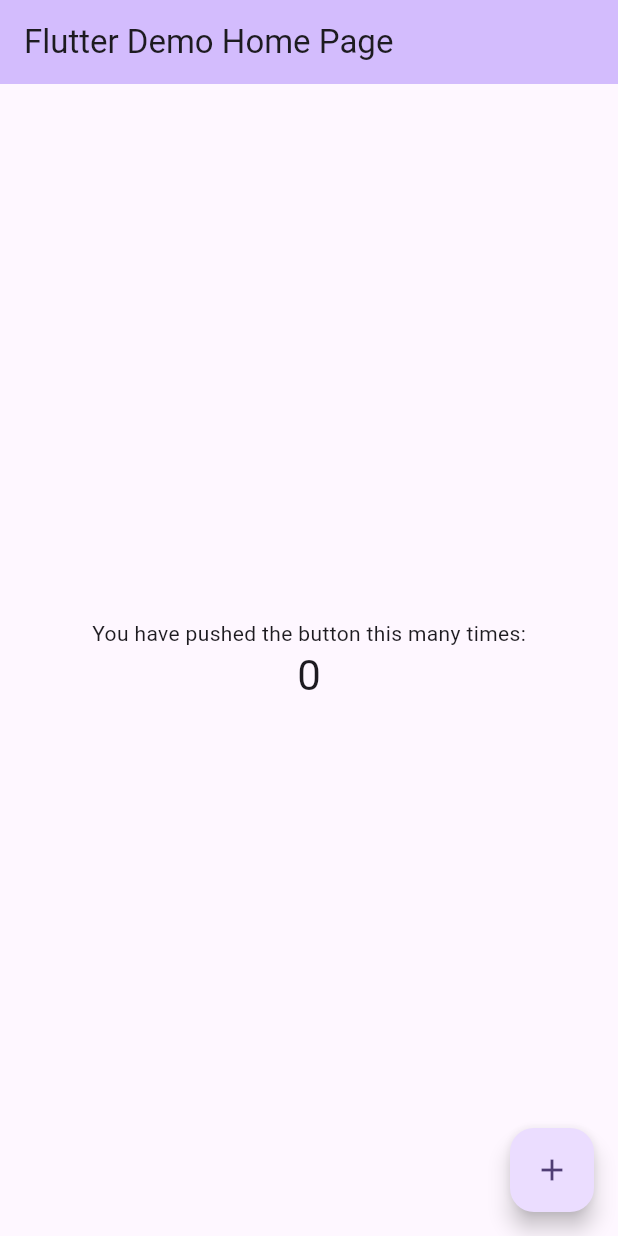
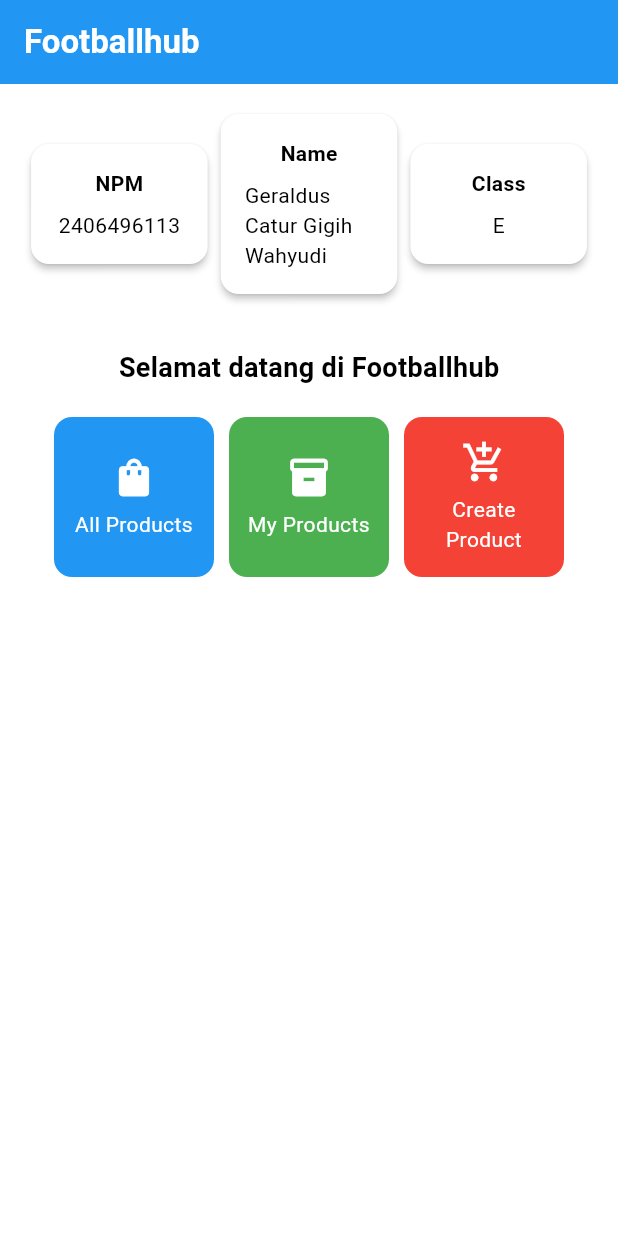
Before and after one commit to GeraldusGigih/football-shop-mobile, a Flutter app: the screen it shows after launch, on a phone screen of 412 x 824 dp. Run offline on Flutter 3.47's test engine with Material 3 defaults, Android fonts, the phone set to English and light mode, and no system bars.

Commit message:
Tugas 7 COmpleted

```diff
--- a/lib/main.dart
+++ b/lib/main.dart
@@ -1,4 +1,5 @@
 import 'package:flutter/material.dart';
+import 'package:football_shop/menu.dart';
 
 void main() {
   runApp(const MyApp());
@@ -28,95 +29,10 @@ class MyApp extends StatelessWidget {
         //
         // This works for code too, not just values: Most code changes can be
         // tested with just a hot reload.
-        colorScheme: ColorScheme.fromSeed(seedColor: Colors.deepPurple),
+        colorScheme: ColorScheme.fromSwatch(primarySwatch: Colors.blue)
+            .copyWith(secondary: Colors.blueAccent[400]),
       ),
-      home: const MyHomePage(title: 'Flutter Demo Home Page'),
+      home: MyHomePage(),
     );
   }
 }
-
-class MyHomePage extends StatefulWidget {
-  const MyHomePage({super.key, required this.title});
-
-  // This widget is the home page of your application. It is stateful, meaning
-  // that it has a State object (defined below) that contains fields that affect
-  // how it looks.
-
-  // This class is the configuration for the state. It holds the values (in this
-  // case the title) provided by the parent (in this case the App widget) and
-  // used by the build method of the State. Fields in a Widget subclass are
-  // always marked "final".
-
-  final String title;
-
-  @override
-  State<MyHomePage> createState() => _MyHomePageState();
-}
-
-class _MyHomePageState extends State<MyHomePage> {
-  int _counter = 0;
-
-  void _incrementCounter() {
-    setState(() {
-      // This call to setState tells the Flutter framework that something has
-      // changed in this State, which causes it to rerun the build method below
-      // so that the display can reflect the updated values. If we changed
-      // _counter without calling setState(), then the build method would not be
-      // called again, and so nothing would appear to happen.
-      _counter++;
-    });
-  }
-
-  @override
-  Widget build(BuildContext context) {
-    // This method is rerun every time setState is called, for instance as done
-    // by the _incrementCounter method above.
-    //
-    // The Flutter framework has been optimized to make rerunning build methods
-    // fast, so that you can just rebuild anything that needs updating rather
-    // than having to individually change instances of widgets.
-    return Scaffold(
-      appBar: AppBar(
-        // TRY THIS: Try changing the color here to a specific color (to
-        // Colors.amber, perhaps?) and trigger a hot reload to see the AppBar
-        // change color while the other colors stay the same.
-        backgroundColor: Theme.of(context).colorScheme.inversePrimary,
-        // Here we take the value from the MyHomePage object that was created by
-        // the App.build method, and use it to set our appbar title.
-        title: Text(widget.title),
-      ),
-      body: Center(
-        // Center is a layout widget. It takes a single child and positions it
-        // in the middle of the parent.
-        child: Column(
-          // Column is also a layout widget. It takes a list of children and
-          // arranges them vertically. By default, it sizes itself to fit its
-          // children horizontally, and tries to be as tall as its parent.
-          //
-          // Column has various properties to control how it sizes itself and
-          // how it positions its children. Here we use mainAxisAlignment to
-          // center the children vertically; the main axis here is the vertical
-          // axis because Columns are vertical (the cross axis would be
-          // horizontal).
-          //
-          // TRY THIS: Invoke "debug painting" (choose the "Toggle Debug Paint"
-          // action in the IDE, or press "p" in the console), to see the
-          // wireframe for each widget.
-          mainAxisAlignment: MainAxisAlignment.center,
-          children: <Widget>[
-            const Text('You have pushed the button this many times:'),
-            Text(
-              '$_counter',
-              style: Theme.of(context).textTheme.headlineMedium,
-            ),
-          ],
-        ),
-      ),
-      floatingActionButton: FloatingActionButton(
-        onPressed: _incrementCounter,
-        tooltip: 'Increment',
-        child: const Icon(Icons.add),
-      ), // This trailing comma makes auto-formatting nicer for build methods.
-    );
-  }
-}
--- /dev/null
+++ b/lib/menu.dart
@@ -0,0 +1,192 @@
+import 'package:flutter/material.dart';
+
+class MyHomePage extends StatelessWidget {
+  MyHomePage({super.key});
+
+  final String nama = "Geraldus Catur Gigih Wahyudi"; //nama
+  final String npm = "2406496113"; //npm
+  final String kelas = "E"; //kelas
+
+  final List<ItemHomepage> items = [
+    ItemHomepage("All Products", Icons.shopping_bag, Colors.blue),
+    ItemHomepage("My Products", Icons.inventory, Colors.green),
+    ItemHomepage("Create Product", Icons.add_shopping_cart, Colors.red),
+  ];
+
+  @override
+  Widget build(BuildContext context) {
+    // Scaffold menyediakan struktur dasar halaman dengan AppBar dan body.
+    return Scaffold(
+      // AppBar adalah bagian atas halaman yang menampilkan judul.
+      appBar: AppBar(
+        // Judul aplikasi "Footballhub" dengan teks putih dan tebal.
+        title: const Text(
+          'Footballhub',
+          style: TextStyle(
+            color: Colors.white,
+            fontWeight: FontWeight.bold,
+          ),
+        ),
+        // Warna latar belakang AppBar diambil dari skema warna tema aplikasi.
+        backgroundColor: Theme
+            .of(context)
+            .colorScheme
+            .primary,
+      ),
+      // Body halaman dengan padding di sekelilingnya.
+      body: Padding(
+        padding: const EdgeInsets.all(16.0),
+        // Menyusun widget secara vertikal dalam sebuah kolom.
+        child: Column(
+          crossAxisAlignment: CrossAxisAlignment.center,
+          children: [
+            // Row untuk menampilkan 3 InfoCard secara horizontal.
+            Row(
+              mainAxisAlignment: MainAxisAlignment.spaceEvenly,
+              children: [
+                InfoCard(title: 'NPM', content: npm),
+                InfoCard(title: 'Name', content: nama),
+                InfoCard(title: 'Class', content: kelas),
+              ],
+            ),
+
+            // Memberikan jarak vertikal 16 unit.
+            const SizedBox(height: 16.0),
+
+            // Menempatkan widget berikutnya di tengah halaman.
+            Center(
+              child: Column(
+                // Menyusun teks dan grid item secara vertikal.
+
+                children: [
+                  // Menampilkan teks sambutan dengan gaya tebal dan ukuran 18.
+                  const Padding(
+                    padding: EdgeInsets.only(top: 16.0),
+                    child: Text(
+                      'Selamat datang di Footballhub',
+                      style: TextStyle(
+                        fontWeight: FontWeight.bold,
+                        fontSize: 18.0,
+                      ),
+                    ),
+                  ),
+
+                  // Grid untuk menampilkan ItemCard dalam bentuk grid 3 kolom.
+                  GridView.count(
+                    primary: true,
+                    padding: const EdgeInsets.all(20),
+                    crossAxisSpacing: 10,
+                    mainAxisSpacing: 10,
+                    crossAxisCount: 3,
+                    // Agar grid menyesuaikan tinggi kontennya.
+                    shrinkWrap: true,
+
+                    // Menampilkan ItemCard untuk setiap item dalam list items.
+                    children: items.map((ItemHomepage item) {
+                      return ItemCard(item);
+                    }).toList(),
+                  ),
+                ],
+              ),
+            ),
+          ],
+        ),
+      ),
+    );
+  }
+}
+
+class InfoCard extends StatelessWidget {
+  // Kartu informasi yang menampilkan title dan content.
+
+  final String title;  // Judul kartu.
+  final String content;  // Isi kartu.
+
+  const InfoCard({super.key, required this.title, required this.content});
+
+  @override
+  Widget build(BuildContext context) {
+    return Card(
+      // Membuat kotak kartu dengan bayangan dibawahnya.
+      elevation: 2.0,
+      child: Container(
+        // Mengatur ukuran dan jarak di dalam kartu.
+        width: MediaQuery.of(context).size.width / 3.5, // menyesuaikan dengan lebar device yang digunakan.
+        padding: const EdgeInsets.all(16.0),
+        // Menyusun title dan content secara vertikal.
+        child: Column(
+          children: [
+            Text(
+              title,
+              style: const TextStyle(fontWeight: FontWeight.bold),
+            ),
+            const SizedBox(height: 8.0),
+            Text(content),
+          ],
+        ),
+      ),
+    );
+  }
+}
+
+class ItemHomepage {
+  final String name;
+  final IconData icon;
+  final Color color;
+
+  ItemHomepage(this.name, this.icon, this.color);
+}
+
+class ItemCard extends StatelessWidget {
+  // Menampilkan kartu dengan ikon dan nama.
+
+  final ItemHomepage item;
+
+  const ItemCard(this.item, {super.key});
+
+  @override
+  Widget build(BuildContext context) {
+    return Material(
+      // Menentukan warna latar belakang dari item.
+      color: item.color,
+      // Membuat sudut kartu melengkung.
+      borderRadius: BorderRadius.circular(12),
+
+      child: InkWell(
+        // Aksi ketika kartu ditekan.
+        onTap: () {
+          // Menampilkan pesan SnackBar saat kartu ditekan.
+          ScaffoldMessenger.of(context)
+            ..hideCurrentSnackBar()
+            ..showSnackBar(
+                SnackBar(content: Text("Kamu telah menekan tombol ${item.name}!"))
+            );
+        },
+        // Container untuk menyimpan Icon dan Text
+        child: Container(
+          padding: const EdgeInsets.all(8),
+          child: Center(
+            child: Column(
+              // Menyusun ikon dan teks di tengah kartu.
+              mainAxisAlignment: MainAxisAlignment.center,
+              children: [
+                Icon(
+                  item.icon,
+                  color: Colors.white,
+                  size: 30.0,
+                ),
+                const Padding(padding: EdgeInsets.all(3)),
+                Text(
+                  item.name,
+                  textAlign: TextAlign.center,
+                  style: const TextStyle(color: Colors.white),
+                ),
+              ],
+            ),
+          ),
+        ),
+      ),
+    );
+  }
+
+}
```
